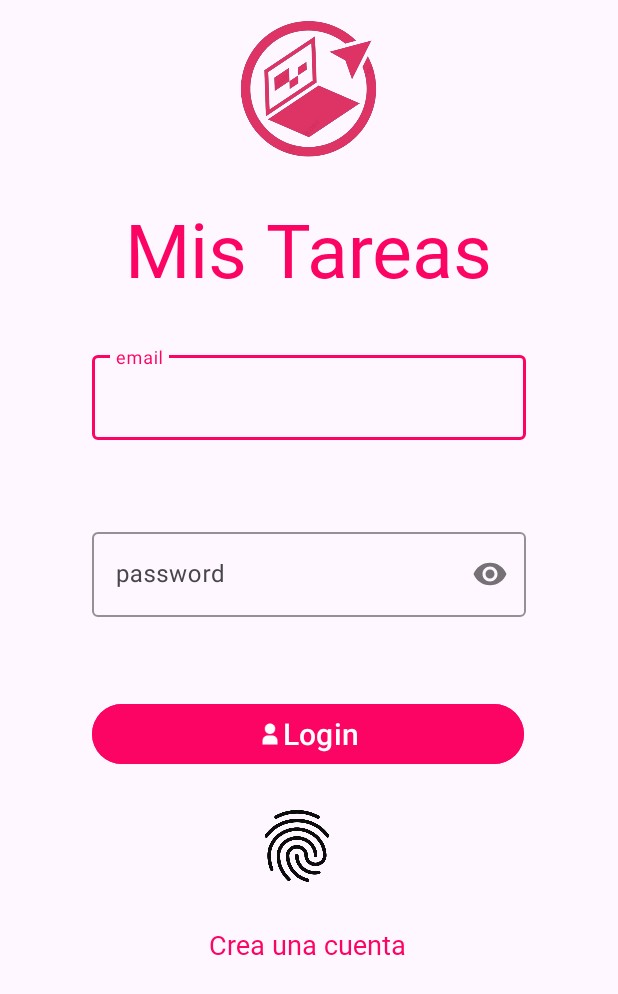
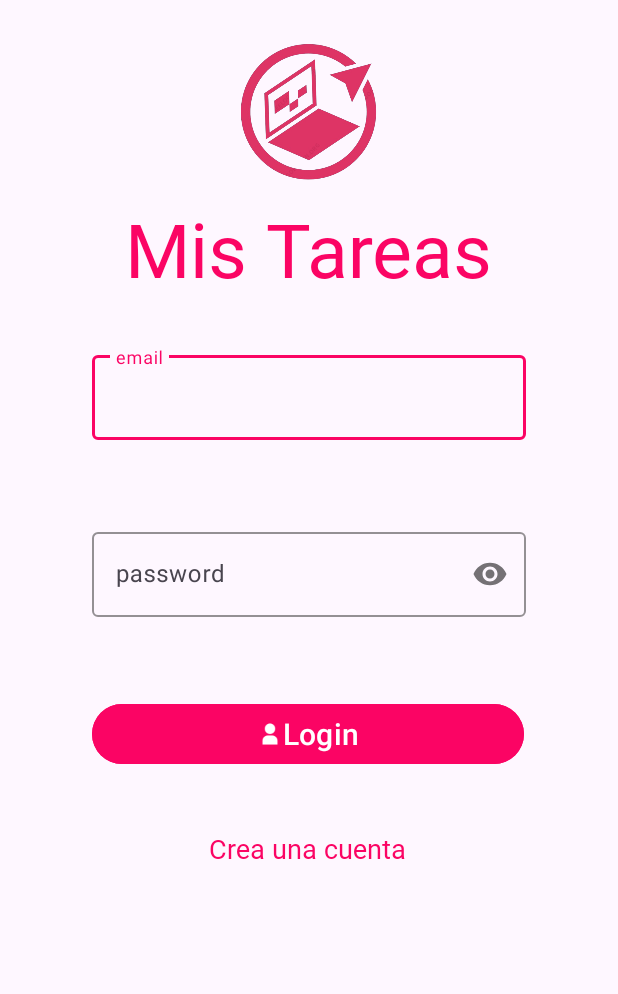
Before and after one commit to GDAM-PSP/AE-1.-Tarea-grupal.-Mejora-de-aplicaci-n-ToDo-List, an Android app: the Login screen opened directly, with no data from a screen before it, on a phone screen of 412 x 824 dp. Shown: the top 994 px of the screen. Run offline under Robolectric (Android 15) with nearby library versions, the light colour scheme and no system bars; our stand-ins replace Firebase (no records; nobody signed in at launch, a user with empty details on screens opened directly).

Commit message:
CAmbios finales y biometria quitada

```diff
--- a/app/src/main/java/com/example/todolist/Login.java
+++ b/app/src/main/java/com/example/todolist/Login.java
@@ -63,96 +63,6 @@ public class Login extends AppCompatActivity {
 
         botonRegistro = findViewById(R.id.cuentaNueva);
         botonLogin = findViewById(R.id.login);
-        botonHuella = findViewById(R.id.botonHuella);
-
-        /**
-         *  Creación del BiometricManager y comprobación de si el usuario puede o no usar biometría
-         */
-        androidx.biometric.BiometricManager biometricManager = androidx.biometric.BiometricManager.from(this);
-
-        switch (biometricManager.canAuthenticate()) {
-
-            // El dispositivo este habilitado para usar el lector biométrico
-            case BiometricManager.BIOMETRIC_SUCCESS:
-                Toast.makeText(Login.this, "Dispositivo habilitado para utilizar datos biométricos.",Toast.LENGTH_SHORT).show();
-                break;
-
-            // El dispositivo no contiene lector biométrico
-            case BiometricManager.BIOMETRIC_ERROR_NO_HARDWARE:
-                Toast.makeText(Login.this, "Este dispositivo no contiene lector de datos biométricos.",Toast.LENGTH_SHORT).show();
-                botonHuella.setVisibility(View.GONE);
-                break;
-
-            // El dispositivo cuenta con lector biométrico pero este no se encuentra disponible
-            case BiometricManager.BIOMETRIC_ERROR_HW_UNAVAILABLE:
-                Toast.makeText(Login.this, "El lector de datos biométricos no se encuentra disponible.",Toast.LENGTH_SHORT).show();
-                botonHuella.setVisibility(View.GONE);
-                break;
-
-            // El dispositivo no cuenta con un dato biométrico cargado para realizar la autentificación
-            case BiometricManager.BIOMETRIC_ERROR_NONE_ENROLLED:
-                Toast.makeText(Login.this, "El dispositivo no cuenta con datos biométricos cargados, por favor compruebe sus opciones de seguridad.",Toast.LENGTH_SHORT).show();
-                botonHuella.setVisibility(View.GONE);
-                break;
-        }
-
-        /**
-         * Creación del Executor
-         */
-        Executor executor = ContextCompat.getMainExecutor(this);
-
-        /**
-         * Otorga el resultado de la validación
-         */
-        final BiometricPrompt biometricPrompt = new BiometricPrompt(Login.this, executor, new BiometricPrompt.AuthenticationCallback() {
-            @Override
-            public void onAuthenticationError(int errorCode, @NonNull CharSequence errString) {
-                super.onAuthenticationError(errorCode, errString);
-            }
-
-            /**
-             * Método que se ejecuta al ser correcta la validación
-             * @param result
-             */
-
-            @Override
-            public void onAuthenticationSucceeded(@NonNull BiometricPrompt.AuthenticationResult result) {
-                super.onAuthenticationSucceeded(result);
-
-                //Toast que muestra un mensaje confirmando la lectura
-
-                    Toast.makeText(getApplicationContext(), "Acceso correcto", Toast.LENGTH_SHORT).show();
-                    MediaPlayer mediaPlayer = MediaPlayer.create(Login.this, R.raw.start);
-                    mediaPlayer.start();
-
-
-
-
-            }
-
-            /**
-             * Método que se ejecuta al ser incorrecta la validación
-             */
-            @Override
-            public void onAuthenticationFailed() {
-                super.onAuthenticationFailed();
-            }
-        });
-
-        /**
-         * Creación del PrompInfo y cuadro de diálogo que solicita la autenticación del usuario
-         */
-        final BiometricPrompt.PromptInfo promptInfo = new BiometricPrompt.PromptInfo.Builder().setTitle("Verifica tu identidad")
-                .setDescription("Coloca el dedo sobre el lector de huella").setNegativeButtonText("Cancelar").build();
-
-        //Acción del botón creado e inicializado previamente que se encuentra en el main
-        botonHuella.setOnClickListener(new View.OnClickListener() {
-            @Override
-            public void onClick(View v) {
-                biometricPrompt.authenticate(promptInfo);
-
-            }
-        });
 
         botonRegistro.setOnClickListener(new View.OnClickListener() {
             @Override
--- a/app/src/main/res/layout/activity_login.xml
+++ b/app/src/main/res/layout/activity_login.xml
@@ -25,8 +25,9 @@
         android:id="@+id/imageView"
         android:layout_width="96dp"
         android:layout_height="96dp"
-        android:layout_marginTop="20dp"
+        android:layout_marginTop="50dp"
         android:layout_marginBottom="32dp"
+        android:contentDescription="@string/logo_tareas"
         app:layout_constraintBottom_toTopOf="@+id/textView"
         app:layout_constraintEnd_toEndOf="parent"
         app:layout_constraintStart_toStartOf="parent"
@@ -106,7 +107,7 @@
         android:id="@+id/cuentaNueva"
         android:layout_width="wrap_content"
         android:layout_height="wrap_content"
-        android:layout_marginTop="104dp"
+        android:layout_marginTop="40dp"
         android:fontFamily="@font/goaround"
         android:text="@string/crear"
         android:textColor="@color/rojo"
@@ -116,24 +117,5 @@
         app:layout_constraintStart_toStartOf="parent"
         app:layout_constraintTop_toBottomOf="@+id/login" />
 
-    <Button
-        android:id="@+id/botonHuella"
-        android:layout_width="86dp"
-        android:layout_height="74dp"
-        android:layout_marginStart="150dp"
-        android:layout_marginBottom="16dp"
-        android:width="288dp"
-        android:backgroundTint="#00F3EFEF"
-        android:contentDescription="Biometria"
-        android:text=""
-        android:textSize="20sp"
-        app:icon="@drawable/huella"
-        app:iconPadding="0sp"
-        app:iconSize="48dp"
-        app:iconTint="#0C0C0C"
-        app:layout_constraintBottom_toTopOf="@+id/cuentaNueva"
-        app:layout_constraintStart_toStartOf="parent"
-        tools:ignore="RtlHardcoded" />
-
 
 </androidx.constraintlayout.widget.ConstraintLayout>
--- a/app/src/main/res/values/strings.xml
+++ b/app/src/main/res/values/strings.xml
@@ -11,4 +11,5 @@
     <string name="login">Login</string>
     <string name="crear">Crea una cuenta</string>
     <string name="tarea">Tarea</string>
+    <string name="logo_tareas">Logo tareas</string>
 </resources>
--- a/build.gradle.kts
+++ b/build.gradle.kts
@@ -1,5 +1,5 @@
 // Top-level build file where you can add configuration options common to all sub-projects/modules.
 plugins {
-    id("com.android.application") version "8.2.1" apply false
+    id("com.android.application") version "8.2.2" apply false
     id("com.google.gms.google-services") version "4.4.0" apply false
 }
```
